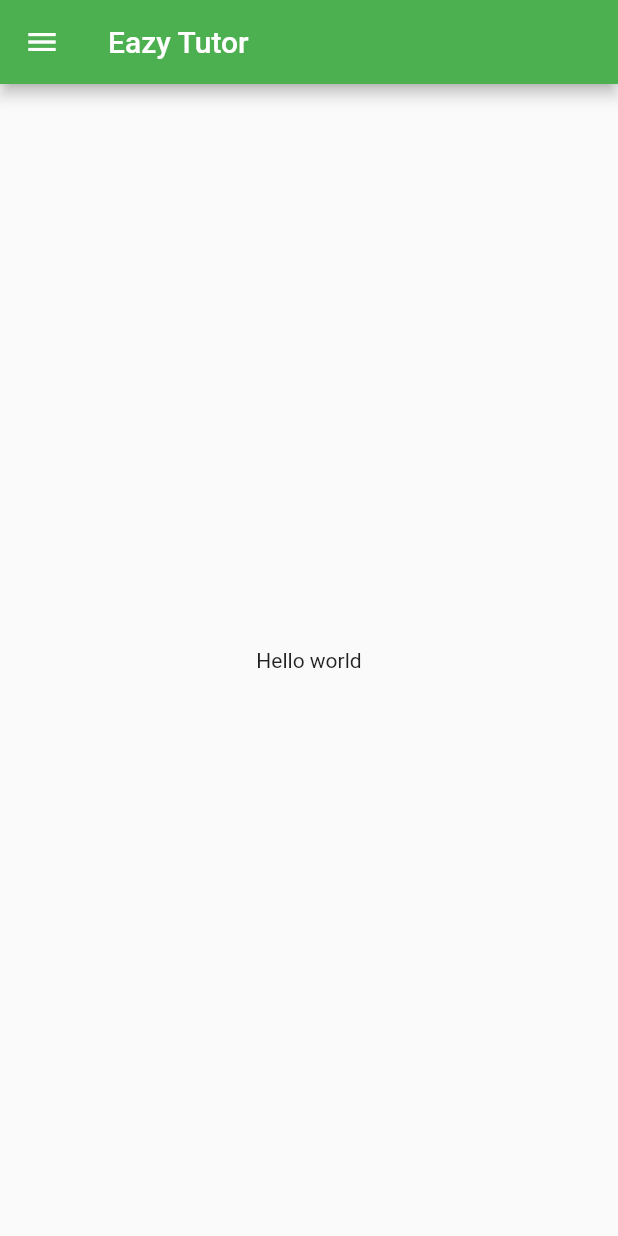
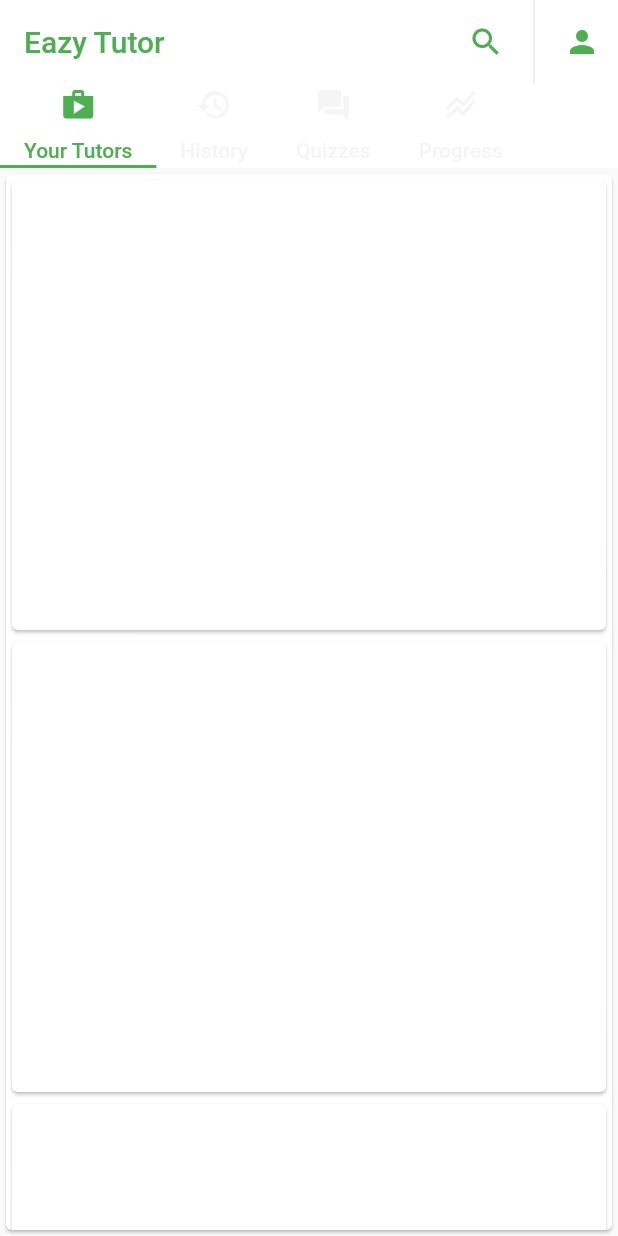
Before and after one commit to roskee/eazy_tutor_ethiopia, a Flutter app: the screen it shows after launch, after a tap on "Login", on a phone screen of 412 x 824 dp. Run offline on Flutter 3.47's test engine with Material 2 defaults, Android fonts, the light colour scheme and no system bars; our stand-ins replace bloc, flutter_bloc.

Commit message:
added basic home interface

```diff
--- /dev/null
+++ b/lib/components/tutor_card.dart
@@ -0,0 +1,12 @@
+import 'package:flutter/cupertino.dart';
+import 'package:flutter/material.dart';
+
+///this is a basic card to show one tutor in brief
+class TutorCard extends StatelessWidget {
+  const TutorCard({Key? key}) : super(key: key);
+  @override
+  Widget build(BuildContext context) => const Card(
+          child: SizedBox(
+        height: 300,
+      ));
+}
--- a/lib/main.dart
+++ b/lib/main.dart
@@ -19,7 +19,10 @@ class EazyTutorialLauncher extends StatelessWidget {
         create: (context) => EazyTutorBloc(),
         child: BlocBuilder<EazyTutorBloc, EazyTutorState>(
             builder: (context, state) => MaterialApp(
-                  theme: ThemeData(primarySwatch: Colors.green),
+                  theme: ThemeData(
+                      backgroundColor: Colors.white,
+                      primarySwatch: Colors.green,
+                      selectedRowColor: Colors.green[200]),
                   home: state.isLoggedIn ? const Home() : const LogIn(),
                 )));
   }
--- a/lib/route_pages/home.dart
+++ b/lib/route_pages/home.dart
@@ -1,7 +1,9 @@
+import 'package:eazy_tutor_ethiopia/components/tutor_card.dart';
 import 'package:eazy_tutor_ethiopia/state_management/bloc_state.dart';
 import 'package:eazy_tutor_ethiopia/state_management/eazy_tutor_state.dart';
 import 'package:eazy_tutor_ethiopia/state_management/events.dart';
 import 'package:flutter/material.dart';
+import 'package:flutter/services.dart';
 import 'package:flutter_bloc/flutter_bloc.dart';
 
 ///This is the home page of the app
@@ -11,26 +13,92 @@ class Home extends StatelessWidget {
   @override
   Widget build(BuildContext context) {
     return BlocBuilder<EazyTutorBloc, EazyTutorState>(
-        builder: (context, state) => Scaffold(
-              appBar: AppBar(
-                title: const Text('Eazy Tutor'),
+        builder: (context, state) => SafeArea(
+                child: DefaultTabController(
+              length: 4,
+              child: Material(
+                  child: CustomScrollView(
+                      physics: const BouncingScrollPhysics(),
+                      primary: true,
+                      slivers: [
+                    SliverAppBar(
+                      backgroundColor: Theme.of(context).backgroundColor,
+                      title: Text(
+                        'Eazy Tutor',
+                        style: TextStyle(color: Theme.of(context).primaryColor),
                       ),
-              drawer: Drawer(
-                child: Column(
-                  children: [
-                    const DrawerHeader(
-                        child: Center(child: Text('Your Profile'))),
-                    ListTile(
-                      leading: const Text('Sign Out'),
-                      onTap: () => BlocProvider.of<EazyTutorBloc>(context)
-                          .add(LogoutEvent()),
+                      actions: [
+                        IconButton(
+                            onPressed: () {},
+                            icon: Icon(
+                              Icons.search,
+                              color: Theme.of(context).primaryColor,
+                            )),
+                        VerticalDivider(),
+                        IconButton(
+                            onPressed: () {},
+                            icon: Icon(Icons.person,
+                                color: Theme.of(context).primaryColor))
+                      ],
+                    ),
+                    SliverAppBar(
+                      backgroundColor: Theme.of(context).backgroundColor,
+                      titleSpacing: 0,
+                      elevation: 3,
+                      primary: false,
+                      floating: true,
+                      snap: true,
+                      pinned: true,
+                      automaticallyImplyLeading: false,
+                      title: TabBar(
+                        unselectedLabelColor:
+                            Theme.of(context).selectedRowColor,
+                        indicatorColor: Theme.of(context).primaryColor,
+                        labelColor: Theme.of(context).primaryColor,
+                        isScrollable: true,
+                        indicator: UnderlineTabIndicator(
+                            borderSide: BorderSide(
+                                color: Theme.of(context).primaryColor,
+                                width: 11)),
+                        indicatorSize: TabBarIndicatorSize.tab,
+                        tabs: const [
+                          Tab(
+                            icon: Icon(Icons.shop),
+                            text: 'Your Tutors',
+                          ),
+                          Tab(
+                            icon: Icon(Icons.history),
+                            text: 'History',
+                          ),
+                          Tab(
+                            icon: Icon(Icons.question_answer),
+                            text: 'Quizzes',
+                          ),
+                          Tab(
+                            icon: Icon(Icons.stacked_line_chart_sharp),
+                            text: 'Progress',
                           )
                         ],
                       ),
                     ),
-              body: const Center(
-                child: Text('Hello world'),
+                    SliverFillRemaining(
+                        child: TabBarView(
+                      children: [
+                        Card(
+                          child: ListView(
+                              physics: ScrollPhysics(),
+                              children:
+                                  List.generate(20, (index) => TutorCard())),
                         ),
-            ));
+                        Text('hi'),
+                        Text('hi'),
+                        Text('hi'),
+                      ],
+                    ))
+                    // SliverList(
+                    //     delegate: SliverChildListDelegate.fixed(
+                    //         List.generate(20, (index) => TutorCard()))),
+                  ])),
+            )));
   }
 }
```
Lines whose indentation alone changed are shown as unchanged.
